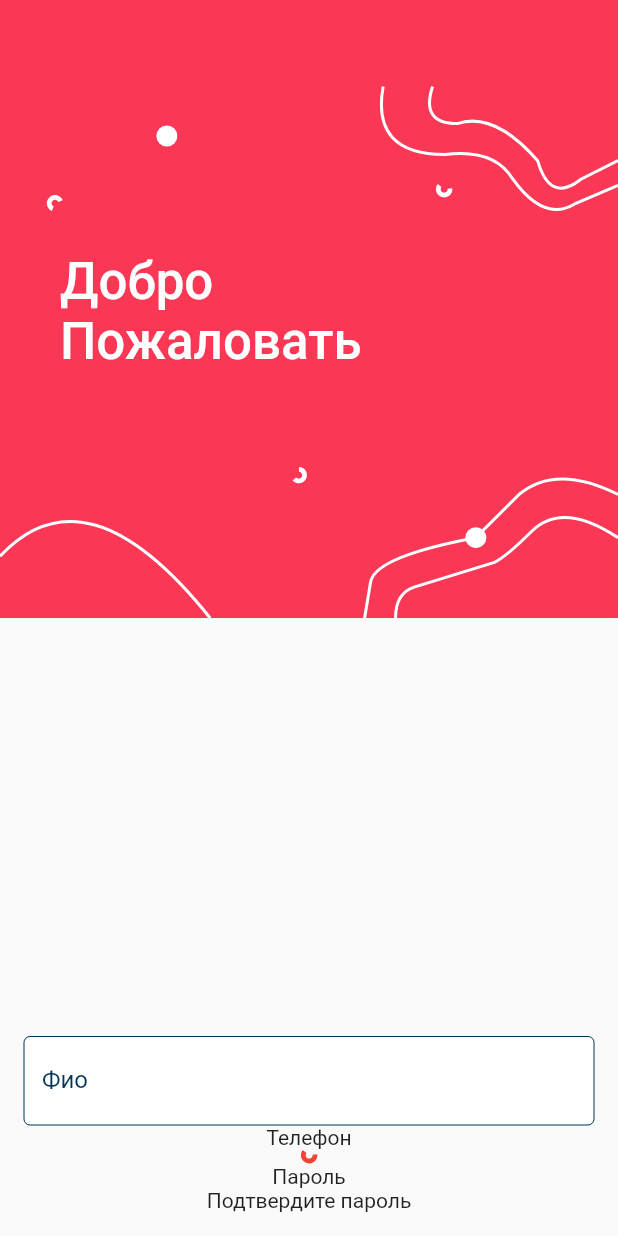
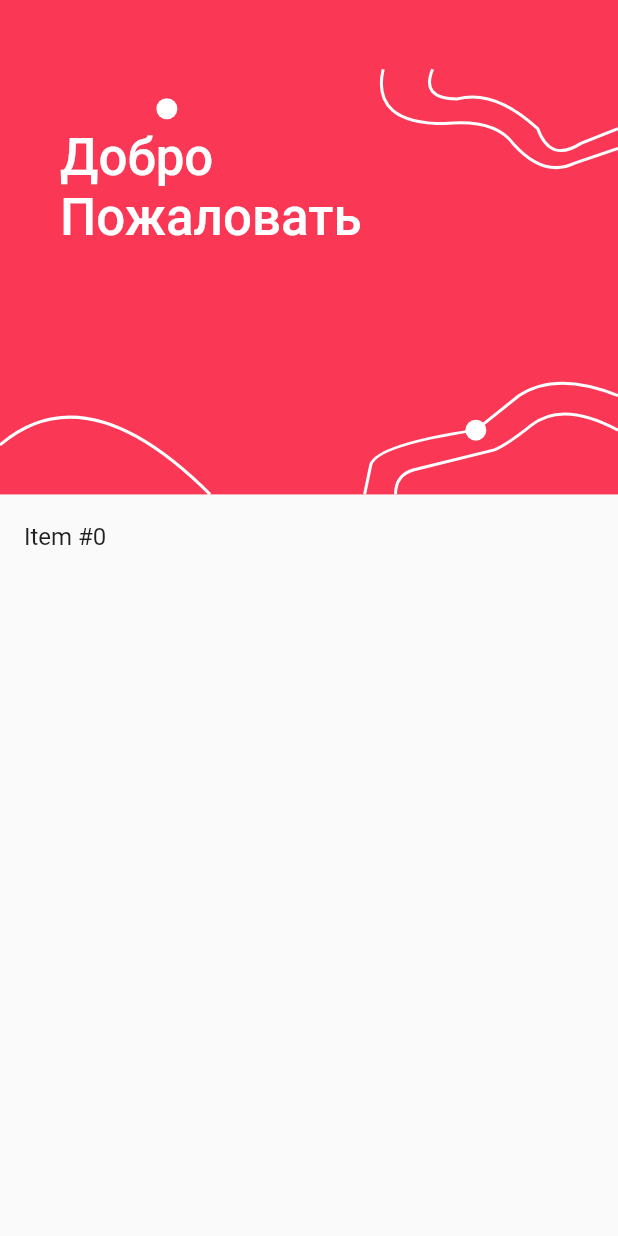
Before and after one commit to nikit106/party_marker, a Flutter app: the screen it shows after launch, on a phone screen of 412 x 824 dp. Run offline on Flutter 3.47's test engine with Material 2 defaults, Android fonts, the phone set to English and light mode, and no system bars; our stand-ins replace bloc, flutter_bloc, flutter_svg, path_drawing.

Commit message:
try to add svg to customPaint

```diff
--- a/lib/screens/authentication/authentication.dart
+++ b/lib/screens/authentication/authentication.dart
@@ -4,6 +4,7 @@ import 'package:flutter_svg/flutter_svg.dart';
 import 'package:flutter_svg/svg.dart';
 import 'package:party_maker/blocs/blocs.dart';
 import 'package:party_maker/ui_elements/uiElements.dart';
+import 'package:path_drawing/path_drawing.dart';
 
 class AuthenticationScreen extends StatefulWidget {
   const AuthenticationScreen();
@@ -33,6 +34,67 @@ class AuthenticationScreenState extends State<AuthenticationScreen>
         body: BlocConsumer<AuthenticationBloc, AuthenticationState>(
           listener: (BuildContext context, AuthenticationState state) {},
           builder: (BuildContext context, AuthenticationState state) {
+            return CustomScrollView(
+              slivers: [
+                SliverAppBar(
+                  automaticallyImplyLeading: false,
+                  backgroundColor: const Color(0xffFA3855),
+                  floating: true,
+                  flexibleSpace: Stack(children: [
+                    Positioned(
+                      child: CustomPaint(
+                        painter: MyShape(),
+                        child: Container(),
+                      ),
+                    ),
+                    // Positioned(
+                    //   right: MediaQuery.of(context).size.width * 0.50,
+                    //   bottom: 90,
+                    //   child: RotationTransition(
+                    //     turns: const AlwaysStoppedAnimation(280 / 360),
+                    //     child: SvgPicture.asset(
+                    //       'assets/svg/figure1.svg',
+                    //     ),
+                    //   ),
+                    // ),
+                    // Positioned(
+                    //   left: 30,
+                    //   top: 130,
+                    //   child: RotationTransition(
+                    //     turns: const AlwaysStoppedAnimation(120 / 360),
+                    //     child: SvgPicture.asset(
+                    //       'assets/svg/figure1.svg',
+                    //     ),
+                    //   ),
+                    // ),
+                    // Positioned(
+                    //   right: 110,
+                    //   bottom: 280,
+                    //   child: SvgPicture.asset(
+                    //     'assets/svg/figure1.svg',
+                    //   ),
+                    // ),
+                    Positioned(
+                        left: 40,
+                        bottom: MediaQuery.of(context).size.height * 0.2,
+                        child: const Text(
+                          'Добро\nПожаловать',
+                          style: TextStyle(
+                              fontWeight: FontWeight.w500,
+                              color: Colors.white,
+                              fontSize: 34.0),
+                        )),
+                  ]),
+                  expandedHeight: MediaQuery.of(context).size.height * 0.4,
+                ),
+                SliverList(
+                  delegate: SliverChildBuilderDelegate(
+                    (context, index) => ListTile(title: Text('Item #$index')),
+                    childCount: 1,
+                  ),
+                ),
+              ],
+            );
             return Column(
               mainAxisAlignment: MainAxisAlignment.spaceBetween,
               children: [
@@ -90,7 +152,9 @@ class AuthenticationScreenState extends State<AuthenticationScreen>
                   padding: const EdgeInsets.all(16.0),
                   child: Column(
                     children: [
-                      TextFormFieldItem(labelText: 'Фио',),
+                      TextFormFieldItem(
+                        labelText: 'Фио',
+                      ),
                       const Text('Телефон'),
                       SvgPicture.asset(
                         'assets/svg/figure1.svg',
@@ -110,28 +174,26 @@ class AuthenticationScreenState extends State<AuthenticationScreen>
   }
 }
 
-class Circle extends CustomPainter {
-  @override
-  void paint(Canvas canvas, Size size) {
-    Paint paint = Paint();
-    paint.color = Colors.white;
-    paint.style = PaintingStyle.fill;
-    paint.strokeCap = StrokeCap.round;
-    paint.strokeJoin = StrokeJoin.round;
-
-    Offset offset = const Offset(1, 1);
-    canvas.drawCircle(offset, 7, paint);
-  }
-
-  @override
-  bool shouldRepaint(covariant CustomPainter oldDelegate) {
-    return false;
-  }
-}
-
 class MyShape extends CustomPainter {
   @override
   Future<void> paint(Canvas canvas, Size size) async {
+//     final DrawableRoot svgRoot = await svg.fromSvgString('assets/svg/figure1.svg','assets/svg/figure1.svg',);
+//     Size desiredSize = Size(60, 40);
+// // get the svg from a preloaded array of DrawableRoot corresponding to all the Svg I might use
+//     final DrawableRoot svgRoot = drawables[i];
+//     canvas.save();
+// // [center] below is the Offset of the center of the area where I want the Svg to be drawn
+//     canvas.translate(
+//         center.dx - desiredSize.width / 2, center.dy - desiredSize.height / 2);
+//     Size svgSize = svgRoot.viewport.size;
+//     var matrix = Matrix4.identity();
+//     matrix.scale(
+//         desiredSize.width / svgSize.width, desiredSize.height / svgSize.height);
+//     canvas.transform(matrix.storage);
+//     svgRoot.draw(canvas,
+//         Rect.zero); // the second argument is not used in DrawableRoot.draw() method
+//     canvas.restore();
+
     final pathLeftBottom = Path()
       ..moveTo(0, size.height * 0.9)
       ..quadraticBezierTo(
@@ -302,8 +364,6 @@ class MyShape extends CustomPainter {
     paintCircleTop.strokeJoin = StrokeJoin.round;
     canvas.drawCircle(
         Offset(size.width * 0.27, size.height * 0.22), 7, paintCircleTop);
-
-
   }
 
   @override
--- a/pubspec.yaml
+++ b/pubspec.yaml
@@ -14,6 +14,7 @@ dependencies:
   flutter_bloc: ^7.0.0
   dio: ^4.0.6
   provider: ^6.0.2
+  path_drawing: ^1.0.0
 
 
 dev_dependencies:
@@ -23,6 +24,6 @@ dev_dependencies:
 flutter:
   uses-material-design: true
   assets:
-   - assets/images/
-   - assets/icons/
+  #  - assets/images/
+  #  - assets/icons/
    - assets/svg/
```
Also changed, not shown: pubspec.lock.
